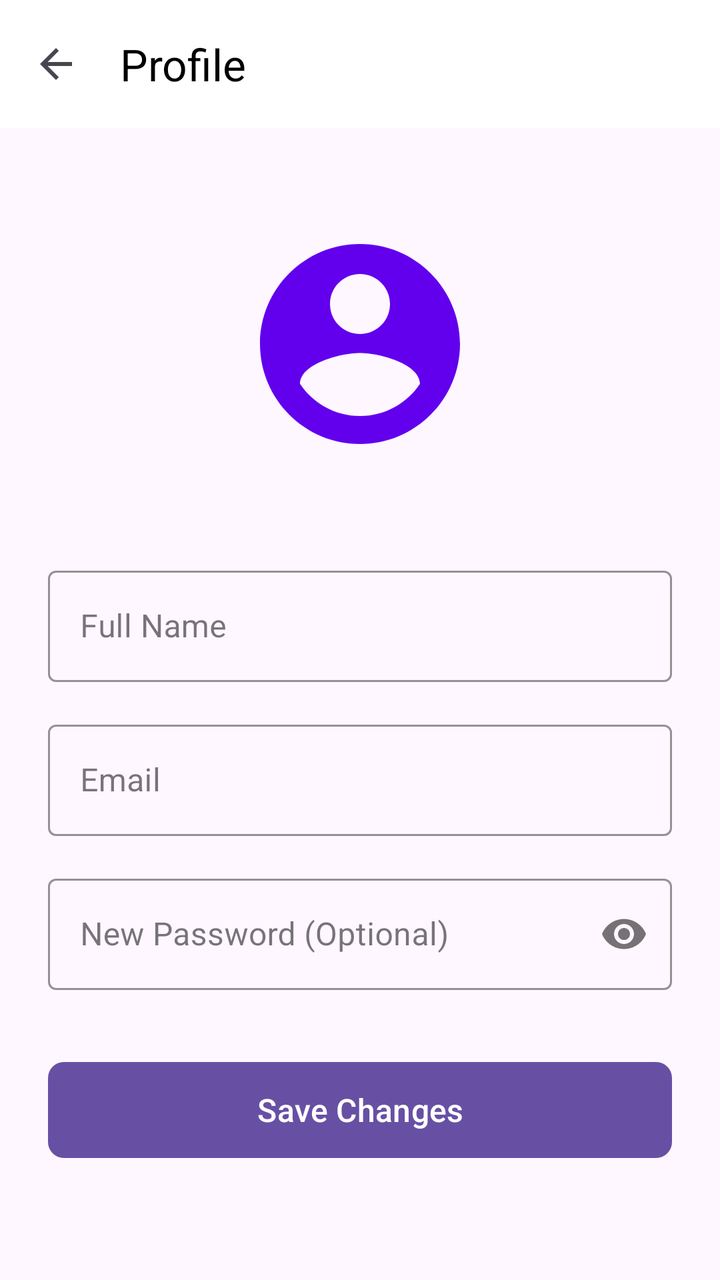
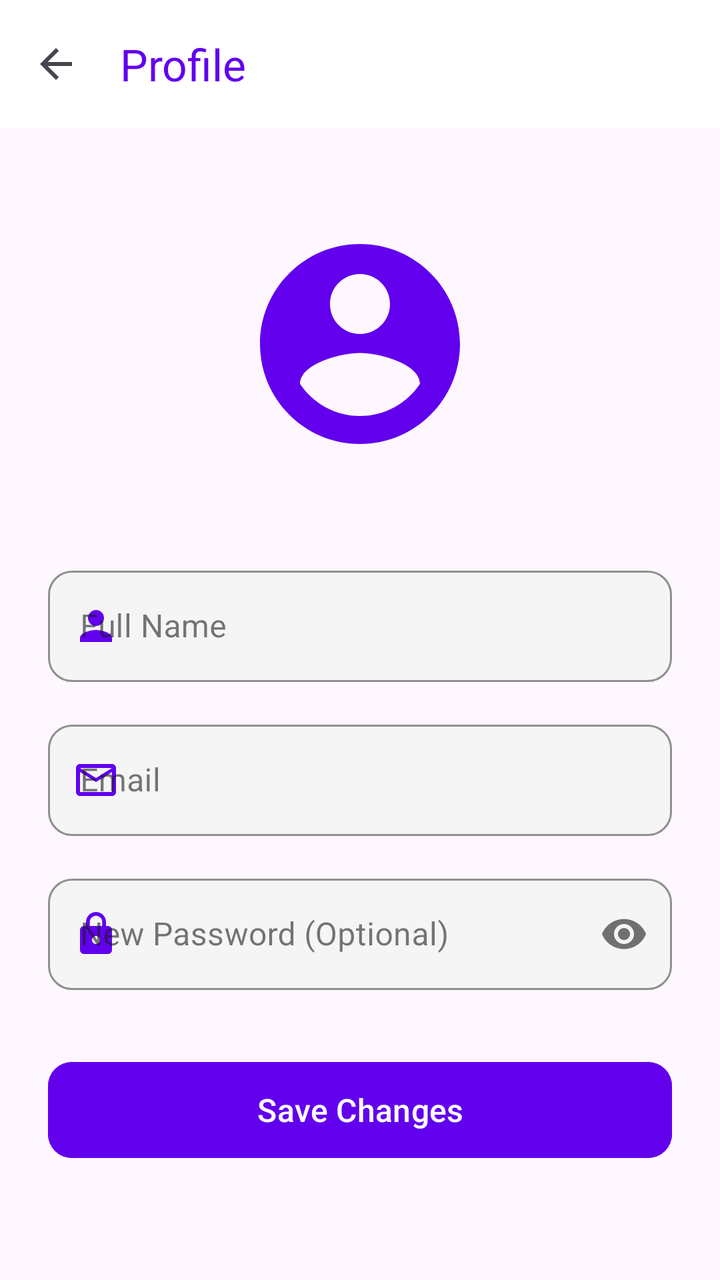

The first picture is an Android layout as it rendered before a commit; the second is the same layout after the commit. The layout source and the unified diff follow.
<!-- AndroidManifest.xml: application theme Theme.Project_pendidikan -->
<!-- res/layout/activity_profile.xml -->
<?xml version="1.0" encoding="utf-8"?>
<androidx.coordinatorlayout.widget.CoordinatorLayout xmlns:android="http://schemas.android.com/apk/res/android"
    xmlns:app="http://schemas.android.com/apk/res-auto"
    android:layout_width="match_parent"
    android:layout_height="match_parent">

    <com.google.android.material.appbar.AppBarLayout
        android:layout_width="match_parent"
        android:layout_height="wrap_content">

        <com.google.android.material.appbar.MaterialToolbar
            android:id="@+id/topAppBar"
            android:layout_width="match_parent"
            android:layout_height="?attr/actionBarSize"
            android:background="@color/white"
            app:navigationIcon="@drawable/ic_baseline_arrow_back_24"
            app:title="Profile"
            app:titleTextColor="@color/black" />

    </com.google.android.material.appbar.AppBarLayout>

    <androidx.core.widget.NestedScrollView
        android:layout_width="match_parent"
        android:layout_height="match_parent"
        android:fillViewport="true"
        app:layout_behavior="@string/appbar_scrolling_view_behavior">

        <androidx.constraintlayout.widget.ConstraintLayout
            android:layout_width="match_parent"
            android:layout_height="wrap_content"
            android:padding="24dp">

    <ImageView
        android:id="@+id/imageViewProfile"
        android:layout_width="120dp"
        android:layout_height="120dp"
        android:layout_marginTop="24dp"
        android:src="@drawable/ic_baseline_account_circle_24"
        app:layout_constraintEnd_toEndOf="parent"
        app:layout_constraintStart_toStartOf="parent"
        app:layout_constraintTop_toTopOf="parent"
        app:tint="@color/purple_500" />

    <com.google.android.material.textfield.TextInputLayout
        android:id="@+id/nameInputLayout"
        android:layout_width="match_parent"
        android:layout_height="wrap_content"
        android:layout_marginTop="48dp"
        android:hint="Full Name"
        app:boxStrokeColor="@color/purple_500"
        app:hintTextColor="@color/purple_500"
        style="@style/Widget.MaterialComponents.TextInputLayout.OutlinedBox"
        app:layout_constraintTop_toBottomOf="@id/imageViewProfile">

        <com.google.android.material.textfield.TextInputEditText
            android:id="@+id/editTextName"
            android:layout_width="match_parent"
            android:layout_height="wrap_content"
            android:inputType="textPersonName" />
    </com.google.android.material.textfield.TextInputLayout>

    <com.google.android.material.textfield.TextInputLayout
        android:id="@+id/emailInputLayout"
        android:layout_width="match_parent"
        android:layout_height="wrap_content"
        android:layout_marginTop="16dp"
        android:hint="Email"
        app:boxStrokeColor="@color/purple_500"
        app:hintTextColor="@color/purple_500"
        style="@style/Widget.MaterialComponents.TextInputLayout.OutlinedBox"
        app:layout_constraintTop_toBottomOf="@id/nameInputLayout">

        <com.google.android.material.textfield.TextInputEditText
            android:id="@+id/editTextEmail"
            android:layout_width="match_parent"
            android:layout_height="wrap_content"
            android:inputType="textEmailAddress" />
    </com.google.android.material.textfield.TextInputLayout>

    <com.google.android.material.textfield.TextInputLayout
        android:id="@+id/passwordInputLayout"
        android:layout_width="match_parent"
        android:layout_height="wrap_content"
        android:layout_marginTop="16dp"
        android:hint="New Password (Optional)"
        app:boxStrokeColor="@color/purple_500"
        app:hintTextColor="@color/purple_500"
        app:passwordToggleEnabled="true"
        style="@style/Widget.MaterialComponents.TextInputLayout.OutlinedBox"
        app:layout_constraintTop_toBottomOf="@id/emailInputLayout">

        <com.google.android.material.textfield.TextInputEditText
            android:id="@+id/editTextPassword"
            android:layout_width="match_parent"
            android:layout_height="wrap_content"
            android:inputType="textPassword" />
    </com.google.android.material.textfield.TextInputLayout>

    <com.google.android.material.button.MaterialButton
        android:id="@+id/buttonSave"
        android:layout_width="match_parent"
        android:layout_height="56dp"
        android:layout_marginTop="32dp"
        android:text="Save Changes"
        android:textSize="16sp"
        app:cornerRadius="8dp"
        app:layout_constraintTop_toBottomOf="@id/passwordInputLayout" />

        </androidx.constraintlayout.widget.ConstraintLayout>

    </androidx.core.widget.NestedScrollView>

</androidx.coordinatorlayout.widget.CoordinatorLayout>
<!-- resources referenced by this layout -->
<resources>
  <color name="black">#FF000000</color>
  <color name="purple_500">#FF6200EE</color>
  <color name="white">#FFFFFFFF</color>
  <!-- drawable ic_baseline_account_circle_24 (drawable) -->
  <?xml version="1.0" encoding="utf-8"?>
  <vector xmlns:android="http://schemas.android.com/apk/res/android"
      android:width="24dp"
      android:height="24dp"
      android:viewportWidth="24"
      android:viewportHeight="24"
      android:tint="?attr/colorControlNormal">
      <path
          android:fillColor="@android:color/black"
          android:pathData="M12,2C6.48,2 2,6.48 2,12s4.48,10 10,10 10,-4.48 10,-10S17.52,2 12,2zM12,5c1.66,0 3,1.34 3,3s-1.34,3 -3,3 -3,-1.34 -3,-3 1.34,-3 3,-3zM12,19.2c-2.5,0 -4.71,-1.28 -6,-3.22 0.03,-1.99 4,-3.08 6,-3.08 1.99,0 5.97,1.09 6,3.08 -1.29,1.94 -3.5,3.22 -6,3.22z"/>
  </vector>
  <!-- drawable ic_baseline_arrow_back_24 (drawable) -->
  <?xml version="1.0" encoding="utf-8"?>
  <vector xmlns:android="http://schemas.android.com/apk/res/android"
      android:width="24dp"
      android:height="24dp"
      android:viewportWidth="24"
      android:viewportHeight="24"
      android:tint="?attr/colorControlNormal">
      <path
          android:fillColor="@android:color/black"
          android:pathData="M20,11H7.83l5.59,-5.59L12,4l-8,8 8,8 1.41,-1.41L7.83,13H20v-2z"/>
  </vector>
  <style name="Theme.Project_pendidikan" parent="Base.Theme.Project_pendidikan" />
  <style name="Base.Theme.Project_pendidikan" parent="Theme.Material3.DayNight.NoActionBar">
          
          
      </style>
</resources>

<!-- the commit's change to res/layout/activity_profile.xml (unified diff, before → after) -->
@@ -6,7 +6,9 @@
 
     <com.google.android.material.appbar.AppBarLayout
         android:layout_width="match_parent"
-        android:layout_height="wrap_content">
+        android:layout_height="wrap_content"
+        android:background="@color/white"
+        app:elevation="0dp">
 
         <com.google.android.material.appbar.MaterialToolbar
             android:id="@+id/topAppBar"
@@ -15,7 +17,7 @@
             android:background="@color/white"
             app:navigationIcon="@drawable/ic_baseline_arrow_back_24"
             app:title="Profile"
-            app:titleTextColor="@color/black" />
+            app:titleTextColor="@color/purple_500" />
 
     </com.google.android.material.appbar.AppBarLayout>
 
@@ -49,6 +51,13 @@
         android:hint="Full Name"
         app:boxStrokeColor="@color/purple_500"
         app:hintTextColor="@color/purple_500"
+        app:boxBackgroundColor="#F5F5F5"
+        app:boxCornerRadiusTopStart="12dp"
+        app:boxCornerRadiusTopEnd="12dp"
+        app:boxCornerRadiusBottomStart="12dp"
+        app:boxCornerRadiusBottomEnd="12dp"
+        app:startIconDrawable="@drawable/ic_person"
+        app:startIconTint="@color/purple_500"
         style="@style/Widget.MaterialComponents.TextInputLayout.OutlinedBox"
         app:layout_constraintTop_toBottomOf="@id/imageViewProfile">
 
@@ -67,6 +76,13 @@
         android:hint="Email"
         app:boxStrokeColor="@color/purple_500"
         app:hintTextColor="@color/purple_500"
+        app:boxBackgroundColor="#F5F5F5"
+        app:boxCornerRadiusTopStart="12dp"
+        app:boxCornerRadiusTopEnd="12dp"
+        app:boxCornerRadiusBottomStart="12dp"
+        app:boxCornerRadiusBottomEnd="12dp"
+        app:startIconDrawable="@drawable/ic_email"
+        app:startIconTint="@color/purple_500"
         style="@style/Widget.MaterialComponents.TextInputLayout.OutlinedBox"
         app:layout_constraintTop_toBottomOf="@id/nameInputLayout">
 
@@ -85,7 +101,15 @@
         android:hint="New Password (Optional)"
         app:boxStrokeColor="@color/purple_500"
         app:hintTextColor="@color/purple_500"
+        app:boxBackgroundColor="#F5F5F5"
+        app:boxCornerRadiusTopStart="12dp"
+        app:boxCornerRadiusTopEnd="12dp"
+        app:boxCornerRadiusBottomStart="12dp"
+        app:boxCornerRadiusBottomEnd="12dp"
+        app:startIconDrawable="@drawable/ic_lock"
+        app:startIconTint="@color/purple_500"
         app:passwordToggleEnabled="true"
+        app:endIconTint="@color/purple_500"
         style="@style/Widget.MaterialComponents.TextInputLayout.OutlinedBox"
         app:layout_constraintTop_toBottomOf="@id/emailInputLayout">
 
@@ -103,7 +127,8 @@
         android:layout_marginTop="32dp"
         android:text="Save Changes"
         android:textSize="16sp"
-        app:cornerRadius="8dp"
+        app:cornerRadius="12dp"
+        android:backgroundTint="@color/purple_500"
         app:layout_constraintTop_toBottomOf="@id/passwordInputLayout" />
 
         </androidx.constraintlayout.widget.ConstraintLayout>
<!-- resource entries referenced after the edit -->
@@ -1,6 +1,5 @@
 <!-- resources referenced by this layout -->
 <resources>
-  <color name="black">#FF000000</color>
   <color name="purple_500">#FF6200EE</color>
   <color name="white">#FFFFFFFF</color>
   <!-- drawable ic_baseline_account_circle_24 (drawable) -->
@@ -27,6 +26,39 @@
           android:fillColor="@android:color/black"
           android:pathData="M20,11H7.83l5.59,-5.59L12,4l-8,8 8,8 1.41,-1.41L7.83,13H20v-2z"/>
   </vector>
+  <!-- drawable ic_email (drawable) -->
+  <?xml version="1.0" encoding="utf-8"?>
+  <vector xmlns:android="http://schemas.android.com/apk/res/android"
+      android:width="24dp"
+      android:height="24dp"
+      android:viewportWidth="24"
+      android:viewportHeight="24">
+      <path
+          android:fillColor="#000000"
+          android:pathData="M20,4L4,4c-1.1,0 -1.99,0.9 -1.99,2L2,18c0,1.1 0.9,2 2,2h16c1.1,0 2,-0.9 2,-2L22,6c0,-1.1 -0.9,-2 -2,-2zM20,18L4,18L4,8l8,5 8,-5v10zM12,11L4,6h16l-8,5z"/>
+  </vector>
+  <!-- drawable ic_lock (drawable) -->
+  <?xml version="1.0" encoding="utf-8"?>
+  <vector xmlns:android="http://schemas.android.com/apk/res/android"
+      android:width="24dp"
+      android:height="24dp"
+      android:viewportWidth="24"
+      android:viewportHeight="24">
+      <path
+          android:fillColor="#000000"
+          android:pathData="M18,8h-1L17,6c0,-2.76 -2.24,-5 -5,-5S7,3.24 7,6v2L6,8c-1.1,0 -2,0.9 -2,2v10c0,1.1 0.9,2 2,2h12c1.1,0 2,-0.9 2,-2L20,10c0,-1.1 -0.9,-2 -2,-2zM12,17c-1.1,0 -2,-0.9 -2,-2s0.9,-2 2,-2 2,0.9 2,2 -0.9,2 -2,2zM15.1,8L8.9,8L8.9,6c0,-1.71 1.39,-3.1 3.1,-3.1 1.71,0 3.1,1.39 3.1,3.1v2z"/>
+  </vector>
+  <!-- drawable ic_person (drawable) -->
+  <?xml version="1.0" encoding="utf-8"?>
+  <vector xmlns:android="http://schemas.android.com/apk/res/android"
+      android:width="24dp"
+      android:height="24dp"
+      android:viewportWidth="24"
+      android:viewportHeight="24">
+      <path
+          android:fillColor="#000000"
+          android:pathData="M12,12c2.21,0 4,-1.79 4,-4s-1.79,-4 -4,-4 -4,1.79 -4,4 1.79,4 4,4zM12,14c-2.67,0 -8,1.34 -8,4v2h16v-2c0,-2.66 -5.33,-4 -8,-4z"/>
+  </vector>
   <style name="Theme.Project_pendidikan" parent="Base.Theme.Project_pendidikan" />
   <style name="Base.Theme.Project_pendidikan" parent="Theme.Material3.DayNight.NoActionBar">
           
